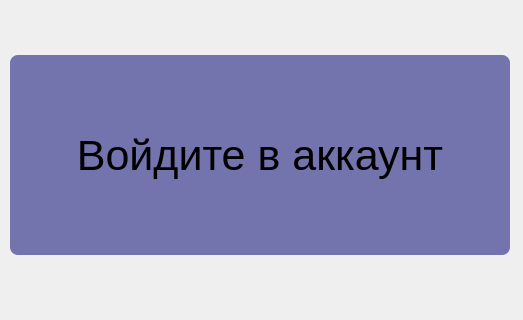
First picture: the form in UI/withoutUser.ui, repository TmT4elovek/Everyday-Application, before the edit; both pictures show x 240 to 763 and y 145 to 465 of the 1000 by 600 pixel window.
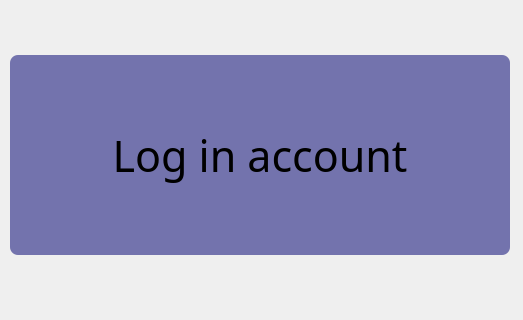
Second picture: the form after the edit. Icons and pictures are not drawn.

```diff
--- a/UI/withoutUser.ui
+++ b/UI/withoutUser.ui
@@ -37,7 +37,11 @@
     </property>
     <property name="font">
      <font>
+      <family>Segoe UI Black</family>
       <pointsize>32</pointsize>
+      <weight>10</weight>
+      <italic>false</italic>
+      <bold>false</bold>
      </font>
     </property>
     <property name="styleSheet">
@@ -45,7 +49,7 @@
 border-radius: 8px;</string>
     </property>
     <property name="text">
-     <string>Войдите в аккаунт</string>
+     <string>Log in account</string>
     </property>
     <property name="alignment">
      <set>Qt::AlignCenter</set>
```
Left out of the diff: 3 changed lines with no effect on the pictures.
